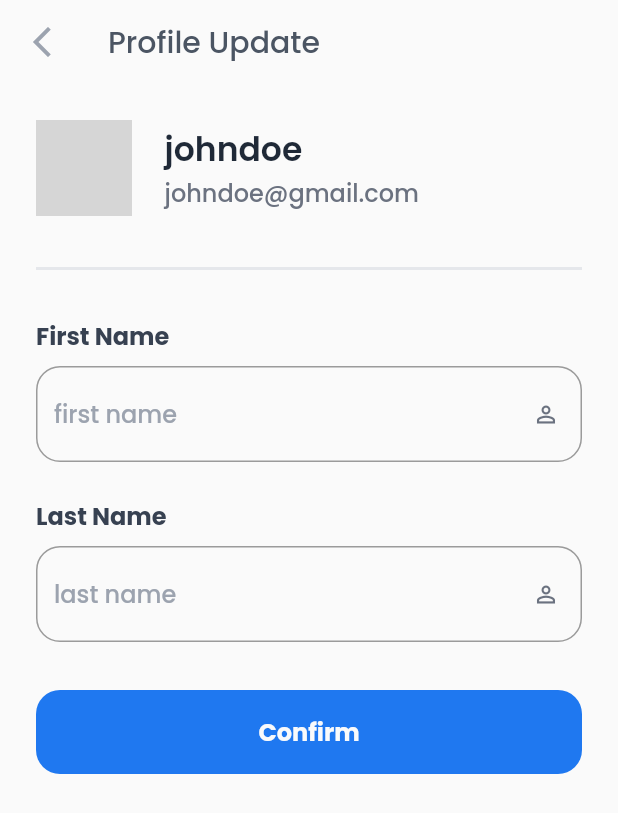
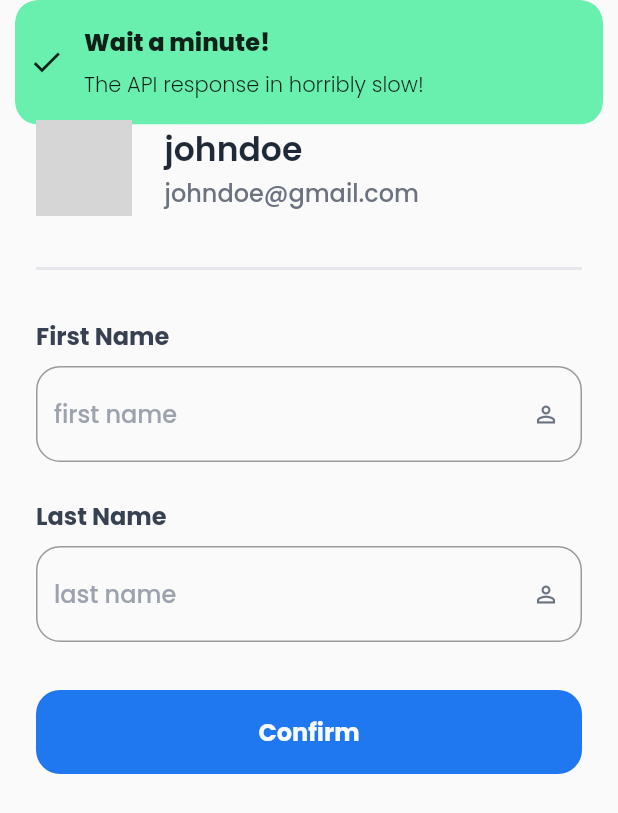
Before and after one commit to FarhanIshtiaque/auth_with_getx, a Flutter app: the ProfileUpdate screen opened directly, after a tap on "Confirm", on a phone screen of 412 x 824 dp. Shown: the top 813 px of the screen. Run offline on Flutter 3.47's test engine with Material 2 defaults, Android fonts, the phone set to English and light mode, and no system bars; our stand-ins replace dio, get, google_fonts, lottie, shared_preferences; missing offline and left inert: colorize_text_avatar; accounts and stored records are empty; grey boxes are pictures that could not be loaded.

Commit message:
profile update implemented

```diff
--- a/lib/modules/authentication/state/auth_state.dart
+++ b/lib/modules/authentication/state/auth_state.dart
@@ -1,5 +1,7 @@
 import 'package:api_auth_demo/global/url.dart';
 import 'package:api_auth_demo/modules/authentication/model/AuthModel.dart';
+import 'package:api_auth_demo/modules/authentication/model/user_model.dart';
+import 'package:api_auth_demo/modules/dashboard/model/user_info_model.dart';
 import 'package:get/get.dart';
 import 'package:dio/dio.dart' as Dio;
 import 'package:shared_preferences/shared_preferences.dart';
@@ -97,7 +99,7 @@ class AuthState extends GetxController {
 //***************        UPDATE PROFILE             ************//
 //**************************************************************//
 //**************************************************************//
-
+  UserInfoModel? userInfo ;
   final firstname = ''.obs;
   final lastname = ''.obs;
 
@@ -111,16 +113,11 @@ class AuthState extends GetxController {
     update();
   }
 
-  Future updateProfile(
+  Future<bool> updateProfile(
       {required String firstName, required String lastName}) async {
     Map updateUser = {'first_name': '', 'last_name': ''};
     updateUser["first_name"]=firstName;
     updateUser["last_name"]=lastName;
-
-
-    print(updateUser);
-    print(token);
-
 
     try {
       Dio.Dio dio = Dio.Dio();
@@ -132,10 +129,20 @@ class AuthState extends GetxController {
           data: updateUser);
 
       print(response.statusCode);
+
+      if (response.statusCode == 200) {
+        var responseJson = response.data;
+        UserInfoModel log = UserInfoModel.fromJson(responseJson);
+        userInfo = log;
+        return true;
+
+      }
     } on Dio.DioError catch (ex) {
       print(ex.message);
-      return null;
+      return false;
     }
+    return false;
+
   }
 
 //**************************************************************//
@@ -170,4 +177,37 @@ class AuthState extends GetxController {
     }
     return false;
   }
+
+
+
+  // Future<UserInfoModel?> fetchProfileInfo() async {
+  //
+  //   try {
+  //     Dio.Dio dio = Dio.Dio();
+  //     dio.options.headers['content-Type'] = 'application/json';
+  //     dio.options.headers['Authorization'] = token;
+  //
+  //     Dio.Response response = await dio.get(
+  //         "https://apptest.dokandemo.com/wp-json/wp/v2/users/me");
+  //
+  //     print(response.statusCode);
+  //
+  //     if (response.statusCode == 200) {
+  //       var responseJson = response.data;
+  //       UserInfoModel log = UserInfoModel.fromJson(responseJson);
+  //       userInfo= log;
+  //
+  //       print(userInfo);
+  //
+  //       return log;
+  //
+  //     }
+  //   } on Dio.DioError catch (ex) {
+  //     print(ex.message);
+  //     return null;
+  //   }
+  // }
+
+
+
 }
--- a/lib/modules/authentication/view/login.dart
+++ b/lib/modules/authentication/view/login.dart
@@ -82,6 +82,9 @@ class SignIn extends StatelessWidget {
                     CustomButton(
                       buttonName: 'Sign In',
                       onTap: () {
+                        Get.snackbar("Wait a minute!", "The API response in horribly slow!",
+                            backgroundColor: Colors.greenAccent,duration: const Duration( seconds: 4),
+                            icon: const Icon(Icons.check));
                         state
                             .login(
                                 username: state.username.value,
--- /dev/null
+++ b/lib/modules/dashboard/model/user_info_model.dart
@@ -0,0 +1,120 @@
+
+import 'dart:convert';
+
+UserInfoModel userInfoModelFromJson(String str) => UserInfoModel.fromJson(json.decode(str));
+
+String userInfoModelToJson(UserInfoModel data) => json.encode(data.toJson());
+
+class UserInfoModel {
+  UserInfoModel({
+
+    required this.username,
+    required this.name,
+    required this.firstName,
+    required this.lastName,
+    required this.email,
+
+  });
+  String username;
+  String name;
+  String firstName;
+  String lastName;
+  String email;
+
+
+  factory UserInfoModel.fromJson(Map<String, dynamic> json) => UserInfoModel(
+
+    username: json["username"],
+    name: json["name"],
+    firstName: json["first_name"],
+    lastName: json["last_name"],
+    email: json["email"],
+
+  );
+
+  Map<String, dynamic> toJson() => {
+
+    "username": username,
+    "name": name,
+    "first_name": firstName,
+    "last_name": lastName,
+    "email": email,
+
+  };
+}
+
+class Capabilities {
+  Capabilities({
+    required this.read,
+    required this.level0,
+    required this.subscriber,
+  });
+
+  bool read;
+  bool level0;
+  bool subscriber;
+
+  factory Capabilities.fromJson(Map<String, dynamic> json) => Capabilities(
+    read: json["read"],
+    level0: json["level_0"],
+    subscriber: json["subscriber"],
+  );
+
+  Map<String, dynamic> toJson() => {
+    "read": read,
+    "level_0": level0,
+    "subscriber": subscriber,
+  };
+}
+
+class ExtraCapabilities {
+  ExtraCapabilities({
+    required this.subscriber,
+  });
+
+  bool subscriber;
+
+  factory ExtraCapabilities.fromJson(Map<String, dynamic> json) => ExtraCapabilities(
+    subscriber: json["subscriber"],
+  );
+
+  Map<String, dynamic> toJson() => {
+    "subscriber": subscriber,
+  };
+}
+
+class Links {
+  Links({
+    required this.self,
+    required this.collection,
+  });
+
+  List<Collection> self;
+  List<Collection> collection;
+
+  factory Links.fromJson(Map<String, dynamic> json) => Links(
+    self: List<Collection>.from(json["self"].map((x) => Collection.fromJson(x))),
+    collection: List<Collection>.from(json["collection"].map((x) => Collection.fromJson(x))),
+  );
+
+  Map<String, dynamic> toJson() => {
+    "self": List<dynamic>.from(self.map((x) => x.toJson())),
+    "collection": List<dynamic>.from(collection.map((x) => x.toJson())),
+  };
+}
+
+class Collection {
+  Collection({
+    required this.href,
+  });
+
+  String href;
+
+  factory Collection.fromJson(Map<String, dynamic> json) => Collection(
+    href: json["href"],
+  );
+
+  Map<String, dynamic> toJson() => {
+    "href": href,
+  };
+}
--- a/lib/modules/dashboard/view/dashboard.dart
+++ b/lib/modules/dashboard/view/dashboard.dart
@@ -1,3 +1,4 @@
+import 'package:api_auth_demo/modules/authentication/state/auth_state.dart';
 import 'package:api_auth_demo/modules/authentication/view/component/custom_button.dart';
 import 'package:api_auth_demo/modules/authentication/view/component/screen_tittle.dart';
 import 'package:api_auth_demo/modules/dashboard/view/profile_info.dart';
@@ -11,6 +12,7 @@ class Dashboard extends StatelessWidget {
 
   @override
   Widget build(BuildContext context) {
+    AuthState state = Get.find();
     final screenWidth = MediaQuery.of(context).size.width;
     final screenHeight = MediaQuery.of(context).size.height;
     return Scaffold(
--- a/lib/modules/dashboard/view/profile_update.dart
+++ b/lib/modules/dashboard/view/profile_update.dart
@@ -73,11 +73,28 @@ class ProfileUpdate extends StatelessWidget {
                     state.setLastName(value);
                     },),
                   const SizedBox(height: 32,),
-                  CustomButton(onTap: (){
-
-                    state.updateProfile(
+                  CustomButton(onTap: ()async{
+                    Get.snackbar("Wait a minute!", "The API response in horribly slow!",
+                        backgroundColor: Colors.greenAccent,duration: const Duration( seconds: 4),
+                        icon: const Icon(Icons.check));
+                    bool result=  await   state.updateProfile(
                         firstName: state.firstname.value,
                         lastName: state.lastname.value);
+
+                    if( result){
+                      Get.to(Dashboard(),
+                        transition: Transition.leftToRightWithFade,
+
+                      );
+                      Get.snackbar("Congratulation!", "Your Profile is updated!",
+                          backgroundColor: Colors.greenAccent,duration: const Duration( seconds: 2),
+                          icon: const Icon(Icons.check));
+                    }
+                    else {
+                      Get.snackbar("Bad Luck!", "Time out",
+                          backgroundColor: kRed,duration: const Duration( seconds: 3),
+                          icon: const Icon(Icons.check));
+                    }
 
                   }, buttonName: "Confirm"),
 
```
Also changed, not shown: lib/modules/authentication/view/sign_up.dart (+16 -1 lines), lib/modules/dashboard/view/profile_info.dart (+8 -5 lines).
